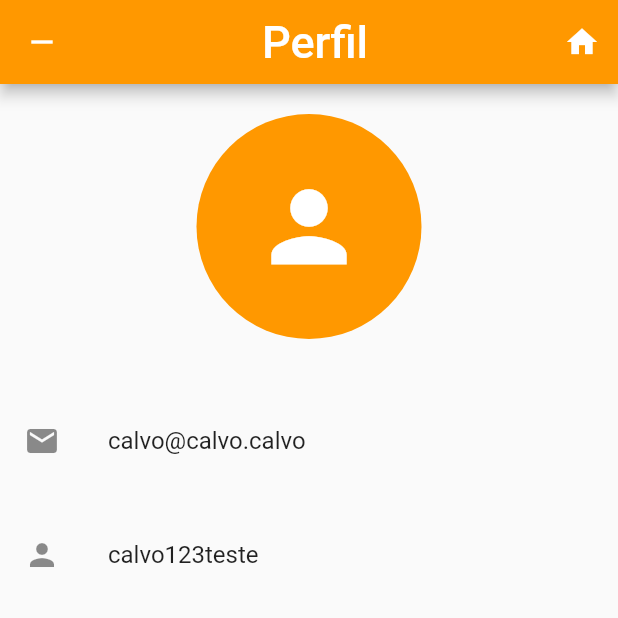
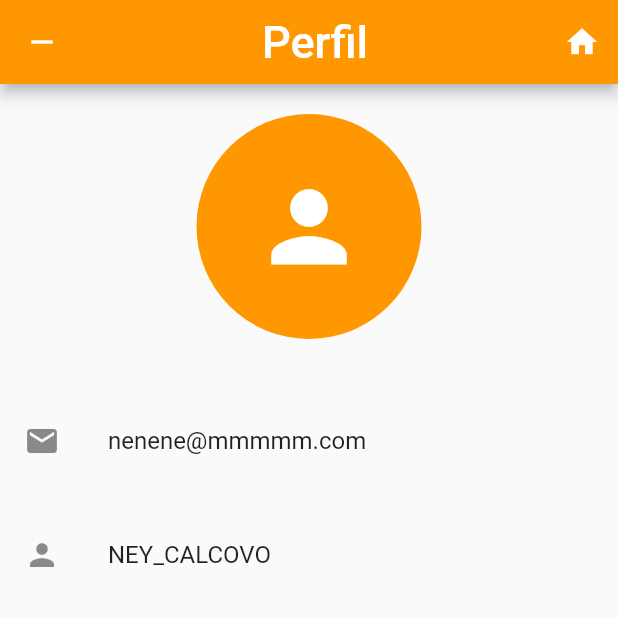
Before and after one commit to WWteodoro/Bicharia, a Flutter app: the Profile screen opened by its route, on a phone screen of 412 x 824 dp, the top half of it. Run offline on Flutter 3.47's test engine with Material 2 defaults, Android fonts, the light colour scheme and no system bars; network calls fail.

Commit message:
integração do cadastro de pets

```diff
--- a/telas_calvo/telas_c/lib/Pages/Petadicionar.dart
+++ b/telas_calvo/telas_c/lib/Pages/Petadicionar.dart
@@ -15,7 +15,6 @@ class AdicionarAnimal extends StatelessWidget {
     final senha_confirmar = TextEditingController();
     final nome = TextEditingController();
     final tipo = TextEditingController();
-    final Map<String, String> _formData = {};
     final _form = GlobalKey<FormState>();
     return Scaffold(
       appBar: AppBar(
@@ -79,7 +78,7 @@ class AdicionarAnimal extends StatelessWidget {
                         return null;
                       }),
                   TextFormField(
-                      controller: senha,
+                      controller: senha_confirmar,
                       decoration: InputDecoration(labelText: "Senha Confirmar"),
                       validator: (validtor) {
                         if (validtor == null || validtor.isEmpty) {
--- a/telas_calvo/telas_c/lib/main.dart
+++ b/telas_calvo/telas_c/lib/main.dart
@@ -26,7 +26,7 @@ class MyApp extends StatelessWidget {
         child: MaterialApp(
           debugShowCheckedModeBanner: false,
           title: 'Bicharia',
-          home: Home(),
+          home: AdicionarAnimal(),
           routes: {
             Routaaas.Animal_Cadastro: (_) => const PetCadastros(),
             Routaaas.Animal_adicionar: (_) => AdicionarAnimal(),
--- a/telas_calvo/telas_c/lib/servicos/Apipetservicos.dart
+++ b/telas_calvo/telas_c/lib/servicos/Apipetservicos.dart
@@ -9,7 +9,7 @@ Future<void> Create_Pet(String pet_name, String type, String password,
     String passwordconfirm, String photo, String id_user) async {
   final pet = http.post(
     Uri.parse(
-      "http://localhost:3333/",
+      "http://localhost:3333/pets",
     ),
     headers: <String, String>{
       'Content-Type': 'application/json; charset=UTF-8',
--- a/telas_calvo/telas_c/lib/servicos/dados_autenticados.dart
+++ b/telas_calvo/telas_c/lib/servicos/dados_autenticados.dart
@@ -1,7 +1,7 @@
 class Dados_Usuario {
   static late String id = "41dba0b9-9cd9-4835-bc32-4fe3dc561370";
-  static late String nome = "calvo123teste";
-  static late String email = "calvo@calvo.calvo";
+  static late String nome = "NEY_CALCOVO";
+  static late String email = "nenene@mmmmm.com";
 }
 
 class User {
```
